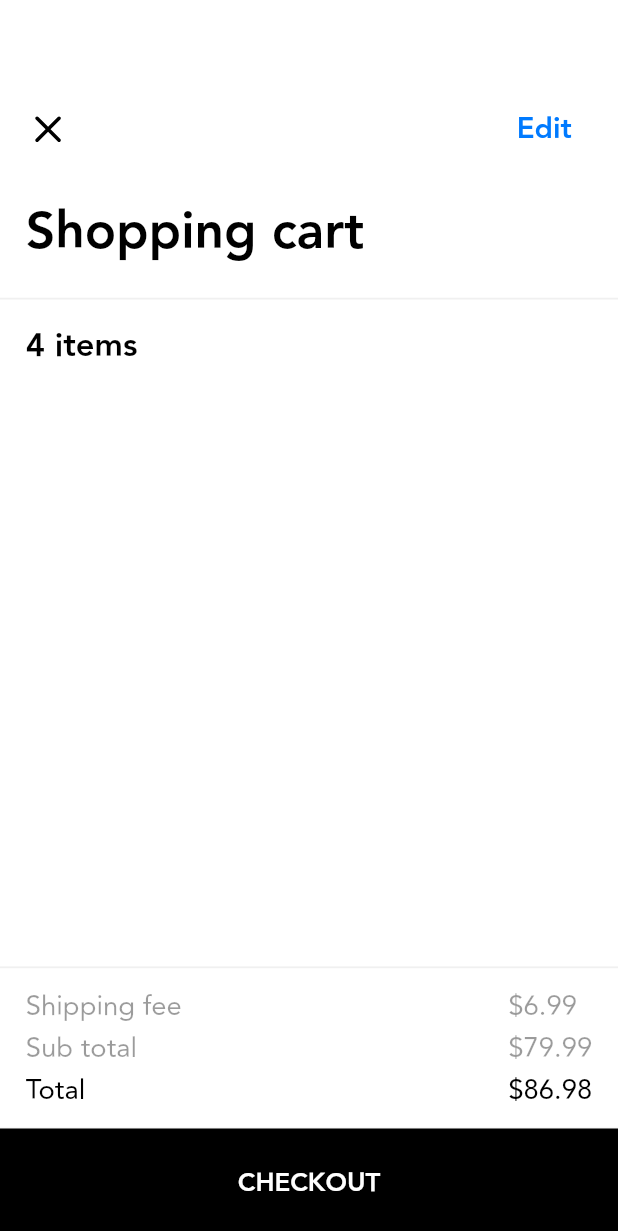
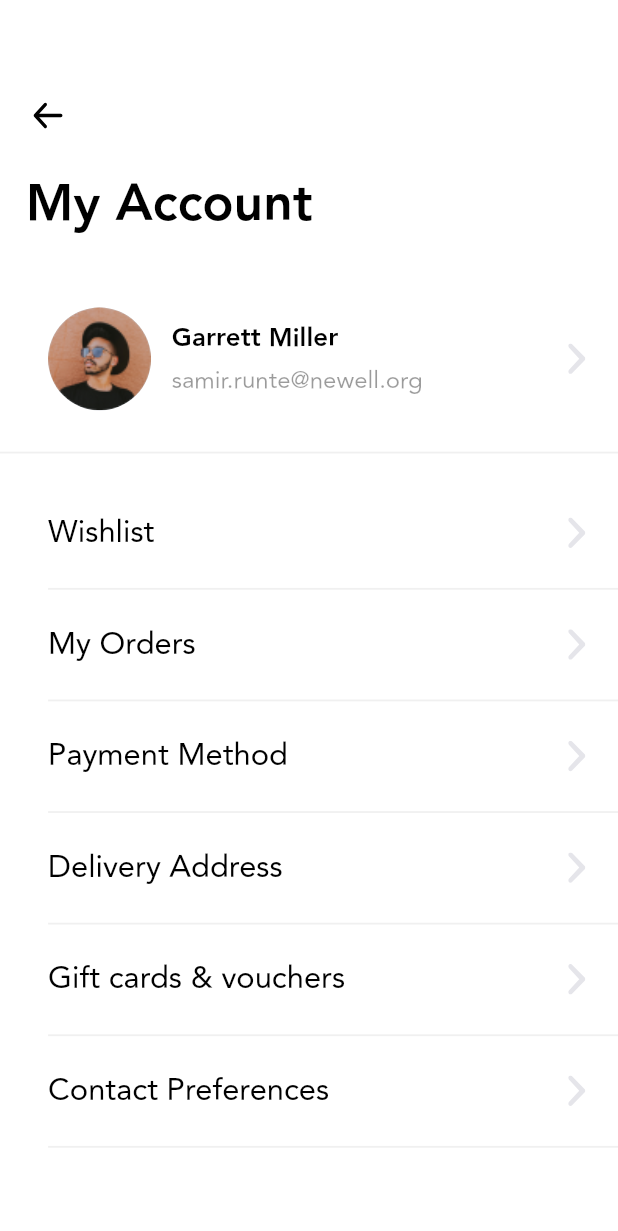
Before and after one commit to Abdullah-Arab10/Loza-Mobile, a Flutter app: the screen it shows after launch, on a phone screen of 412 x 824 dp. Shown: the top 1231 px of the screen. Run offline on Flutter 3.47's test engine with Material 2 defaults, Android fonts, the phone set to English and light mode, and no system bars; our stand-ins replace dartz, dio, email_validator, flutter_screenutil, flutter_svg, freezed_annotation and 6 more; accounts and stored records are empty; generated files the repository leaves out were written again.

Commit message:
profile_screen_design_branch1

```diff
--- a/loza_mobile/lib/app/app.dart
+++ b/loza_mobile/lib/app/app.dart
@@ -28,7 +28,7 @@ class _MyAppState extends State<MyApp> {
         return MaterialApp(
           debugShowCheckedModeBanner: false,
           onGenerateRoute: RouteGenerator.getRoute,
-          initialRoute: Routes.shoppingCartRoute,
+          initialRoute: Routes.myAccountRoute,
           theme: getApplicationTheme(),
         );
       },
--- /dev/null
+++ b/loza_mobile/lib/presentation/my_account/view/my_account_view.dart
@@ -0,0 +1,166 @@
+import 'package:flutter/material.dart';
+import 'package:flutter_screenutil/flutter_screenutil.dart';
+import 'package:flutter_svg/flutter_svg.dart';
+import 'package:loza_mobile/presentation/common/widgets/loza_separator_widget.dart';
+import 'package:loza_mobile/presentation/my_account/viewmodel/my_account_viewmodel.dart';
+import 'package:loza_mobile/presentation/resources/assets_manager.dart';
+import 'package:loza_mobile/presentation/resources/colors_manager.dart';
+import 'package:loza_mobile/presentation/resources/constants.dart';
+import 'package:loza_mobile/presentation/resources/font_manager.dart';
+import 'package:loza_mobile/presentation/resources/strings_manager.dart';
+import 'package:loza_mobile/presentation/resources/styles_manager.dart';
+import 'package:loza_mobile/presentation/resources/values_manager.dart';
+
+class MyAccountView extends StatefulWidget {
+  const MyAccountView({Key? key}) : super(key: key);
+
+  @override
+  State<MyAccountView> createState() => _MyAccountViewState();
+}
+
+class _MyAccountViewState extends State<MyAccountView> {
+
+  final MyAccountViewModel _viewModel = MyAccountViewModel();
+
+  @override
+  Widget build(BuildContext context) {
+    return Scaffold(
+      backgroundColor: ColorManager.white,
+      body: _getContentWidget(),
+    );
+  }
+
+  Widget _getContentWidget() {
+    return Padding(
+        padding: EdgeInsetsDirectional.only(
+          top: AppPadding.p52.h,
+        ),
+        child: Column(crossAxisAlignment: CrossAxisAlignment.start, children: [
+          Padding(
+            padding: EdgeInsetsDirectional.only(
+                start: AppPadding.p15.w, bottom: AppPadding.p15.h),
+            child: SvgPicture.asset(
+              ImageAssets.leftArrow,
+              width: AppSize.s26.w,
+              height: AppSize.s26.w,
+            ),
+          ),
+          Padding(
+            padding: EdgeInsetsDirectional.only(
+              start: AppPadding.p15.w,
+            ),
+            child: Text(
+              AppStrings.myAccount,
+              style: Theme.of(context).textTheme.displaySmall,
+            ),
+          ),
+          SizedBox(
+            height: MediaQuery.of(context).size.height / AppSize.s20,
+          ),
+          Padding(
+            padding: EdgeInsetsDirectional.only(start: AppSize.s28.w),
+            child: Row(
+              children: [
+                CircleAvatar(
+                  radius: AppSize.s30.w,
+                  backgroundImage: const AssetImage(
+                    ImageAssets.personalPhoto,
+                  ),
+                ),
+                SizedBox(
+                  width: MediaQuery.of(context).size.width / AppSize.s30,
+                ),
+                Column(
+                  mainAxisAlignment: MainAxisAlignment.center,
+                  crossAxisAlignment: CrossAxisAlignment.start,
+                  children: [
+                    Text(
+                      'Garrett Miller',
+                      maxLines: AppConstants.maxLines,
+                      overflow: TextOverflow.ellipsis,
+                      style: Theme.of(context).textTheme.titleSmall,
+                    ),
+                    SizedBox(
+                      height: MediaQuery.of(context).size.height / AppSize.s309,
+                    ),
+                    Text(
+                      'samir.runte@newell.org',
+                      maxLines: AppConstants.maxLines,
+                      overflow: TextOverflow.ellipsis,
+                      style: Theme.of(context).textTheme.bodyLarge,
+                    ),
+                  ],
+                ),
+                Expanded(
+                  child: Align(
+                    alignment: Alignment.centerRight,
+                    child: Padding(
+                      padding: EdgeInsetsDirectional.only(
+                        end: AppSize.s15.w,
+                      ),
+                      child: SvgPicture.asset(
+                        ImageAssets.arrowOfAccount,
+                        width: AppSize.s18.w,
+                        height: AppSize.s18.w,
+                      ),
+                    ),
+                  ),
+                ),
+              ],
+            ),
+          ),
+          SizedBox(
+            height: MediaQuery.of(context).size.height / AppSize.s30,
+          ),
+          const LoZaSeparatorWidget(),
+          SizedBox(
+            height: MediaQuery.of(context).size.height / AppSize.s50,
+          ),
+          Column(
+            children: List.generate(AppConstants.itemCount, (index) {
+              return _getCardOfAccount(_viewModel.profile[index]);
+            }),
+          ),
+        ]));
+  }
+
+  Widget _getCardOfAccount(String nameOfCard) {
+    return Padding(
+      padding: EdgeInsetsDirectional.only(
+        start: AppSize.s28.w,
+      ),
+      child: Column(
+        crossAxisAlignment: CrossAxisAlignment.start,
+        children: [
+          Padding(
+            padding: EdgeInsetsDirectional.only(
+              top: AppSize.s18.w,
+              bottom: AppSize.s18.w,
+            ),
+            child: Row(
+              mainAxisAlignment: MainAxisAlignment.spaceBetween,
+              children: [
+                Text(
+                  nameOfCard,
+                  style: getRegularStyle(
+                      color: ColorManager.black, fontSize: FontSize.fs18.sp),
+                ),
+                Padding(
+                  padding: EdgeInsetsDirectional.only(
+                    end: AppSize.s15.w,
+                  ),
+                  child: SvgPicture.asset(
+                    ImageAssets.arrowOfAccount,
+                    width: AppSize.s18.w,
+                    height: AppSize.s18.w,
+                  ),
+                ),
+              ],
+            ),
+          ),
+          const LoZaSeparatorWidget(),
+        ],
+      ),
+    );
+  }
+}
--- /dev/null
+++ b/loza_mobile/lib/presentation/my_account/viewmodel/my_account_viewmodel.dart
@@ -0,0 +1,28 @@
+import 'package:loza_mobile/presentation/base/base_view_model.dart';
+
+class MyAccountViewModel extends BaseViewModel
+    with MyAccountViewModelInputs, MyAccountViewModelOutputs {
+
+  List<String> profile = [
+    'Wishlist',
+    'My Orders',
+    'Payment Method',
+    'Delivery Address',
+    'Gift cards & vouchers',
+    'Contact Preferences',
+  ];
+
+  @override
+  void dispose() {
+
+  }
+
+  @override
+  void start() {
+
+  }
+}
+
+abstract class MyAccountViewModelInputs {}
+
+abstract class MyAccountViewModelOutputs {}
--- a/loza_mobile/lib/presentation/resources/assets_manager.dart
+++ b/loza_mobile/lib/presentation/resources/assets_manager.dart
@@ -36,6 +36,14 @@ class ImageAssets{
   static const String hollowCircle = '$imagePath/hollow_circle.svg';
   static const String delete = '$imagePath/delete.svg';
   static const String shop = '$imagePath/shop.png';
+  static const String arrowOfAccount = '$imagePath/arrowOfAccount.svg';
+  static const String personalPhoto = '$imagePath/personalPhoto.png';
+  static const String editorsPicks = '$imagePath/editorsPicks.svg';
+  static const String home = '$imagePath/home.svg';
+  static const String notifications = '$imagePath/notifications.svg';
+  static const String settings = '$imagePath/settings.svg';
+  static const String topDeals = '$imagePath/topDeals.svg';
+  static const String newCollections = '$imagePath/newCollections.svg';
 }
 
 class JsonAssets {
--- a/loza_mobile/lib/presentation/resources/constants.dart
+++ b/loza_mobile/lib/presentation/resources/constants.dart
@@ -10,4 +10,5 @@ static const int lengthOfTabs = 3;
 static const int itemCount = 6;
 static const int circleAvatarCount = 7;
 static const int maxLines = 1;
+static const double elevation = 0.0;
 }
--- a/loza_mobile/lib/presentation/resources/routes_manager.dart
+++ b/loza_mobile/lib/presentation/resources/routes_manager.dart
@@ -7,6 +7,7 @@ import 'package:loza_mobile/presentation/filters/view/filters_view.dart';
 import 'package:loza_mobile/presentation/forgot_password/view/forgot_password_view.dart';
 import 'package:loza_mobile/presentation/home_layout/view/home_layout_view.dart';
 import 'package:loza_mobile/presentation/login/view/login_view.dart';
+import 'package:loza_mobile/presentation/my_account/view/my_account_view.dart';
 import 'package:loza_mobile/presentation/onboarding/view/onboarding_view.dart';
 import 'package:loza_mobile/presentation/product_details/view/product_details_view.dart';
 import 'package:loza_mobile/presentation/register/view/register_view.dart';
@@ -26,6 +27,7 @@ class Routes {
   static const String reviewRoute = "/review";
   static const String filtersRoute = "filters";
   static const String shoppingCartRoute = "shoppingCart";
+  static const String myAccountRoute = "myAccount";
 }
 
 class RouteGenerator {
@@ -55,6 +57,8 @@ class RouteGenerator {
         return MaterialPageRoute(builder: (_) => const FiltersView());
       case Routes.shoppingCartRoute:
         return MaterialPageRoute(builder: (_) => const ShoppingCartView());
+      case Routes.myAccountRoute:
+        return MaterialPageRoute(builder: (_) => const MyAccountView());
       default:
         return unDefinedRoute();
     }
--- a/loza_mobile/lib/presentation/resources/strings_manager.dart
+++ b/loza_mobile/lib/presentation/resources/strings_manager.dart
@@ -74,6 +74,7 @@ class AppStrings {
   static const shoppingCart = 'Shopping cart';
   static const items = 'items';
   static const checkout = 'Checkout';
+  static const myAccount = 'My Account';
 
   // error handler
   static const String badRequestError = "bad_request_error";
--- a/loza_mobile/lib/presentation/resources/values_manager.dart
+++ b/loza_mobile/lib/presentation/resources/values_manager.dart
@@ -73,6 +73,7 @@ class AppSize{
   static const double s11 = 11.0;
   static const double s11_5 = 11.5;
   static const double s12 = 12.0;
+  static const double s13 = 13.0;
   static const double s14 = 14.0;
   static const double s15 = 15.0;
   static const double s16 = 16.0;
```
Also changed, not shown: loza_mobile/lib/data/response/responses.dart (+11 -0 lines), loza_mobile/lib/presentation/home_layout/view/home_layout_view.dart (+116 -4 lines), loza_mobile/lib/presentation/home_layout/viewmodel/home_layout_viewmodel.dart (+19 -0 lines), loza_mobile/pubspec.yaml (+9 -0 lines), loza_mobile/assets/images/arrowOfAccount.svg (added), loza_mobile/assets/images/editorsPicks.svg (added), loza_mobile/assets/images/home.svg (added), loza_mobile/assets/images/newCollections.svg (added), loza_mobile/assets/images/notifications.svg (added), loza_mobile/assets/images/personalPhoto.png (added), loza_mobile/assets/images/settings.svg (added), loza_mobile/assets/images/topDeals.svg (added).
